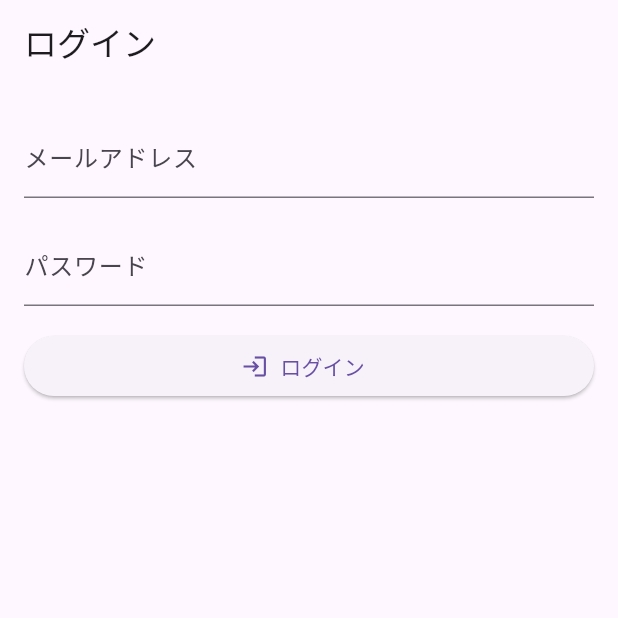
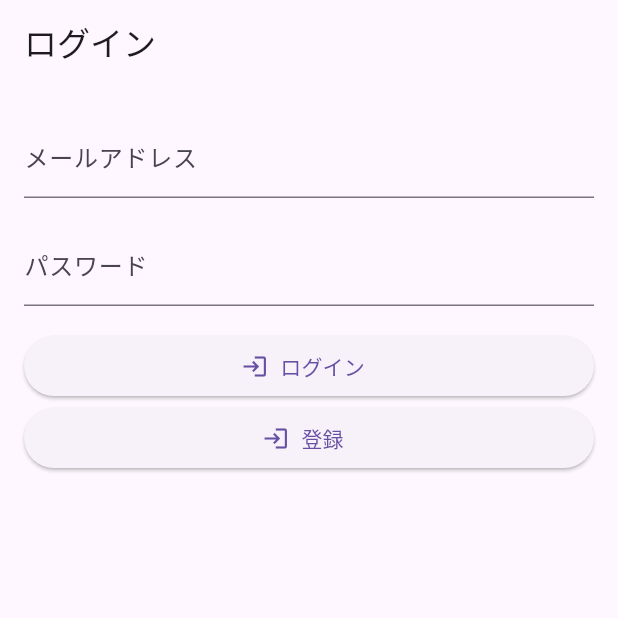
Before and after one commit to yuki-4201/Door_App_Public, a Flutter app: the screen it shows after launch, on a phone screen of 412 x 824 dp, the top half of it. Run offline on Flutter 3.47's test engine with Material 3 defaults, Android fonts, the phone set to English and light mode, and no system bars; our stand-ins replace flutter_dotenv, flutter_secure_storage, supabase_flutter; accounts and stored records are empty.

Commit message:
Update login_page.dart

```diff
--- a/lib/pages/login_page.dart
+++ b/lib/pages/login_page.dart
@@ -9,6 +9,7 @@ import 'package:supabase_flutter/supabase_flutter.dart';
 import 'package:login/pages/home_page.dart';
 import 'package:flutter_secure_storage/flutter_secure_storage.dart';
 import 'package:login/pages/hide_page.dart';
+import 'package:login/pages/register_page.dart';
 
 class LoginPage extends StatefulWidget {
   // ignore: use_super_parameters
@@ -118,6 +119,13 @@ class LoginPageState extends State<LoginPage> {
             label: const Text('ログイン'),
             icon: const Icon(Icons.login),
           ),
+          ElevatedButton.icon(
+              onPressed: () {
+                Navigator.of(context).push(RegisterPage.route());
+              },
+              label: const Text('登録'),
+              icon: const Icon(Icons.login),
+          )
         ],
       ),
     );
```
